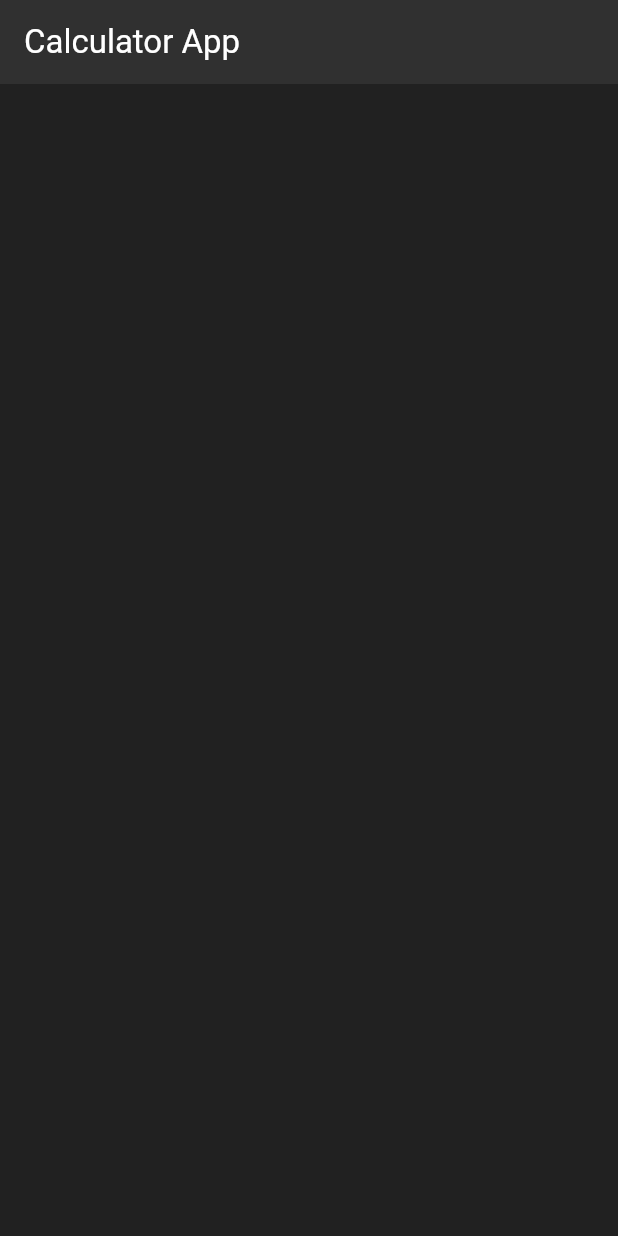
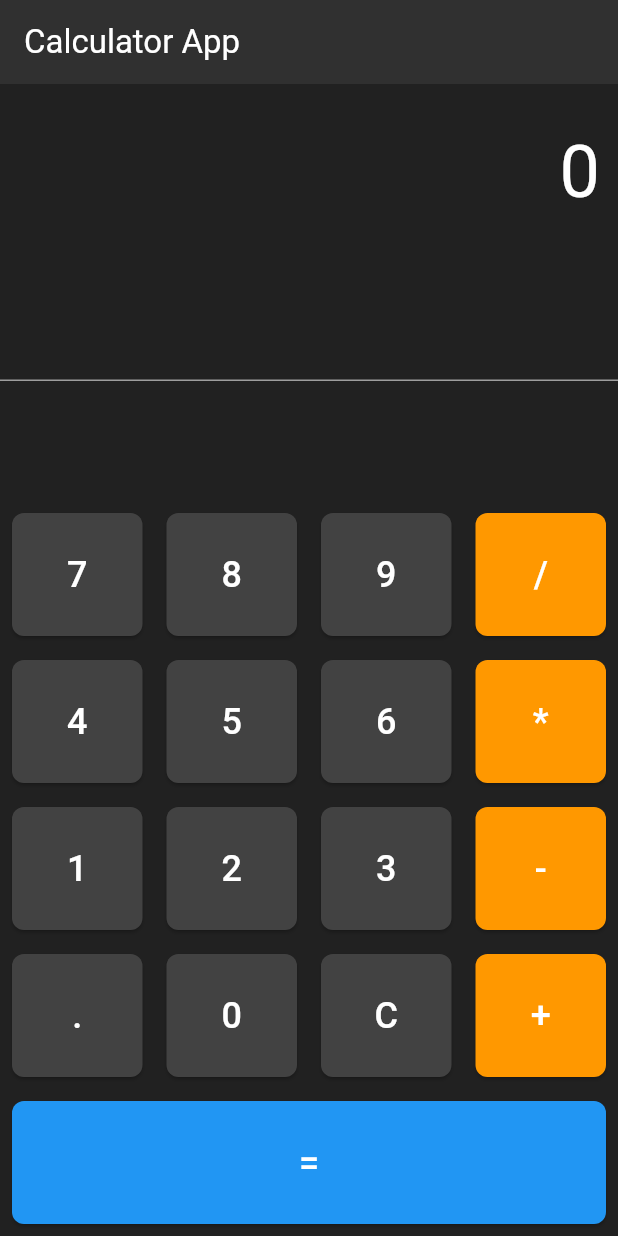
Before and after one commit to HosenShahadath/Neat-roots-5-project, a Flutter app: the screen it shows after launch, on a phone screen of 412 x 824 dp. Run offline on Flutter 3.47's test engine with Material 3 defaults, Android fonts, the phone set to English and light mode, and no system bars; our stand-ins replace cached_network_image, palette_generator.

Commit message:
calculator app

```diff
--- a/lib/Calculator App/calculator_screen.dart
+++ b/lib/Calculator App/calculator_screen.dart
@@ -14,6 +14,46 @@ class _CalculatorScreenState extends State<CalculatorScreen> {
   double num2 = 0;
   String operand = '';
 
+  buttonPresses(String buttonText){
+    if(buttonText == 'C'){
+      _output = '0';
+      num1 = 0;
+      num2 = 0;
+      operand = '';
+    } else if(buttonText == '+' || buttonText == '-' || buttonText == '*' || buttonText == '/'){
+      num1 = double.parse(output);
+      operand = buttonText;
+      _output = '0';
+    } else if(buttonText == '='){
+      num2 = double.parse(output);
+
+      switch(operand){
+        case '+':
+          _output = (num1+num2).toString();
+          break;
+        case '-':
+          _output = (num1-num2).toString();
+          break;
+        case '*':
+          _output = (num1*num2).toString();
+          break;
+        case '/':
+          _output = (num1/num2).toString();
+          break;
+      }
+
+      num1 = 0;
+      num2 = 0;
+      operand = '';
+    } else {
+      _output += buttonText;
+    }
+
+    setState(() {
+      output = double.parse(_output).toStringAsFixed(2);
+    });
+  }
+
   @override
   Widget build(BuildContext context) {
     return Scaffold(
@@ -25,8 +65,61 @@ class _CalculatorScreenState extends State<CalculatorScreen> {
         ),
         backgroundColor: Colors.grey[850],
       ),
+      body: Column(
+        children: [
+          Container(
+            alignment: Alignment.centerRight,
+            padding: EdgeInsets.symmetric(vertical: 24, horizontal: 12),
+            child: Text(
+              output,
+              style: const TextStyle(fontSize: 48, color: Colors.white),
+            ),
+          ),
+          const Expanded(child: Divider(color: Colors.grey)),
+          Column(
+            children: [
+              Row(
+                children: [
+                  buildButton('7', Colors.grey[800]!),
+                  buildButton('8', Colors.grey[800]!),
+                  buildButton('9', Colors.grey[800]!),
+                  buildButton('/', Colors.orange),
+                ],
+              ),
+              Row(
+                children: [
+                  buildButton('4', Colors.grey[800]!),
+                  buildButton('5', Colors.grey[800]!),
+                  buildButton('6', Colors.grey[800]!),
+                  buildButton('*', Colors.orange),
+                ],
+              ),
+              Row(
+                children: [
+                  buildButton('1', Colors.grey[800]!),
+                  buildButton('2', Colors.grey[800]!),
+                  buildButton('3', Colors.grey[800]!),
+                  buildButton('-', Colors.orange),
+                ],
+              ),
+              Row(
+                children: [
+                  buildButton('.', Colors.grey[800]!),
+                  buildButton('0', Colors.grey[800]!),
+                  buildButton('C', Colors.grey[800]!),
+                  buildButton('+', Colors.orange),
+                ],
+              ),
+              Row(
+                children: [
+                  buildButton('=', Colors.blue),
+                ],
+              ),
+            ],
+          )
+        ],
+      ),
     );
-  }
   }
 
   Widget buildButton(String buttonText, Color buttonColor) {
@@ -34,7 +127,9 @@ Widget buildButton(String buttonText, Color buttonColor) {
       child: Container(
         margin: const EdgeInsets.all(8),
         child: ElevatedButton(
-        onPressed: () {},
+          onPressed: (){
+            buttonPresses(buttonText);
+          },
           style: ElevatedButton.styleFrom(
             padding: EdgeInsets.all(24),
             backgroundColor: buttonColor,
@@ -48,3 +143,5 @@ Widget buildButton(String buttonText, Color buttonColor) {
       ),
     );
   }
+
+}
```
Lines whose indentation alone changed are shown as unchanged.
